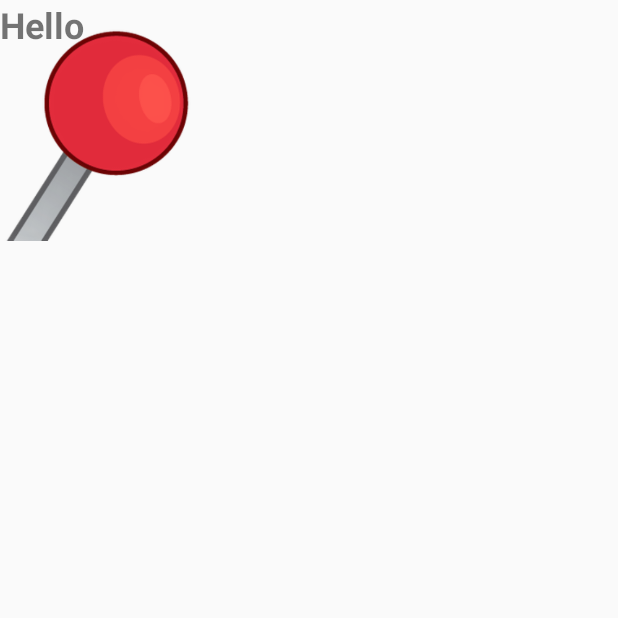
After one commit to johnnyjwaity/SlotMachine, an Android app: the GameActivity screen opened directly, with no data from a screen before it, on a phone screen of 412 x 824 dp, the top half of it. The commit adds this screen. Run offline under Robolectric (Android 15) with nearby library versions, the phone set to English and light mode, and no system bars.

Commit message:
addedLever

```diff
--- a/slotMachine/app/src/main/AndroidManifest.xml
+++ b/slotMachine/app/src/main/AndroidManifest.xml
@@ -18,6 +18,7 @@
         </activity>
         <activity android:name=".singleplayer" />
         <activity android:name=".multiplayer"></activity>
+        <activity android:name=".GameActivity"></activity>
     </application>
 
 </manifest>
--- a/slotMachine/app/src/main/java/com/johnnywaity/adntest2/slotmachine/MainActivity.java
+++ b/slotMachine/app/src/main/java/com/johnnywaity/adntest2/slotmachine/MainActivity.java
@@ -23,7 +23,7 @@ public class MainActivity extends AppCompatActivity {
         btn1.setOnClickListener(new View.OnClickListener() {
             @Override
             public void onClick(View v) {
-                Intent intent = new Intent(MainActivity.this, singleplayer.class);
+                Intent intent = new Intent(MainActivity.this, GameActivity.class);
                 startActivity(intent);
             }
         });
--- a/slotMachine/app/src/main/java/com/johnnywaity/adntest2/slotmachine/Test.java
+++ /dev/null
@@ -1,4 +0,0 @@
-package com.johnnywaity.adntest2.slotmachine;
-
-public class Test {
-}
--- /dev/null
+++ b/slotMachine/app/src/main/res/layout/activity_game.xml
@@ -0,0 +1,30 @@
+<?xml version="1.0" encoding="utf-8"?>
+<android.support.constraint.ConstraintLayout xmlns:android="http://schemas.android.com/apk/res/android"
+    xmlns:app="http://schemas.android.com/apk/res-auto"
+    xmlns:tools="http://schemas.android.com/tools"
+    android:layout_width="match_parent"
+    android:layout_height="match_parent"
+    tools:context="com.johnnywaity.adntest2.slotmachine.GameActivity">
+
+    <ImageView
+        android:id="@+id/imageView"
+        android:layout_width="134dp"
+        android:layout_height="171dp"
+        android:contentDescription="@string/desc"
+        app:srcCompat="@drawable/lever_clip_art"
+        tools:ignore="MissingConstraints"
+        tools:layout_editor_absoluteX="81dp"
+        tools:layout_editor_absoluteY="32dp" />
+
+    <TextView
+        android:id="@+id/text"
+        android:layout_width="115dp"
+        android:layout_height="123dp"
+        android:text="Hello"
+        android:textSize="24sp"
+        android:textStyle="bold"
+        tools:ignore="MissingConstraints"
+        tools:layout_editor_absoluteX="282dp"
+        tools:layout_editor_absoluteY="366dp" />
+
+</android.support.constraint.ConstraintLayout>
--- a/slotMachine/app/src/main/res/values/strings.xml
+++ b/slotMachine/app/src/main/res/values/strings.xml
@@ -1,3 +1,4 @@
 <resources>
     <string name="app_name">slot Machine</string>
+    <string name="desc">Image</string>
 </resources>
```
Also changed, not shown: slotMachine/app/src/main/java/com/johnnywaity/adntest2/slotmachine/GameActivity.java (added, +235 -0 lines), slotMachine/app/src/main/res/drawable/lever_clip_art.png (added).
